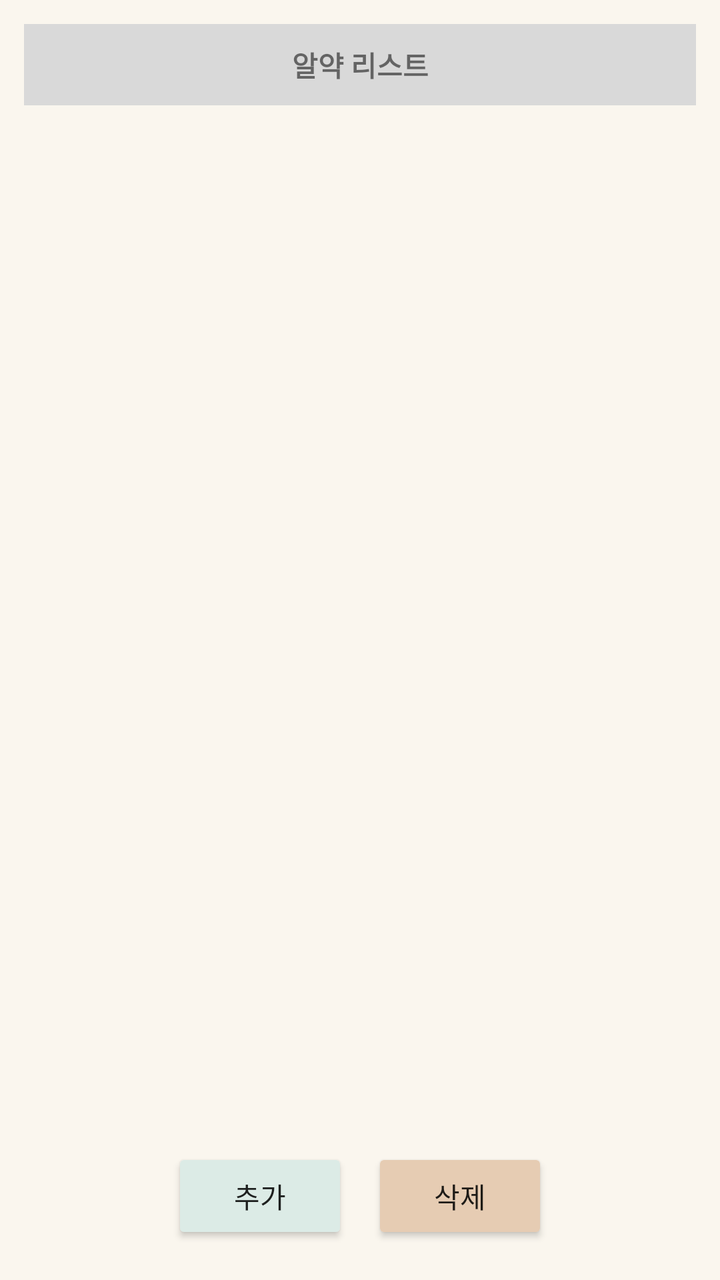
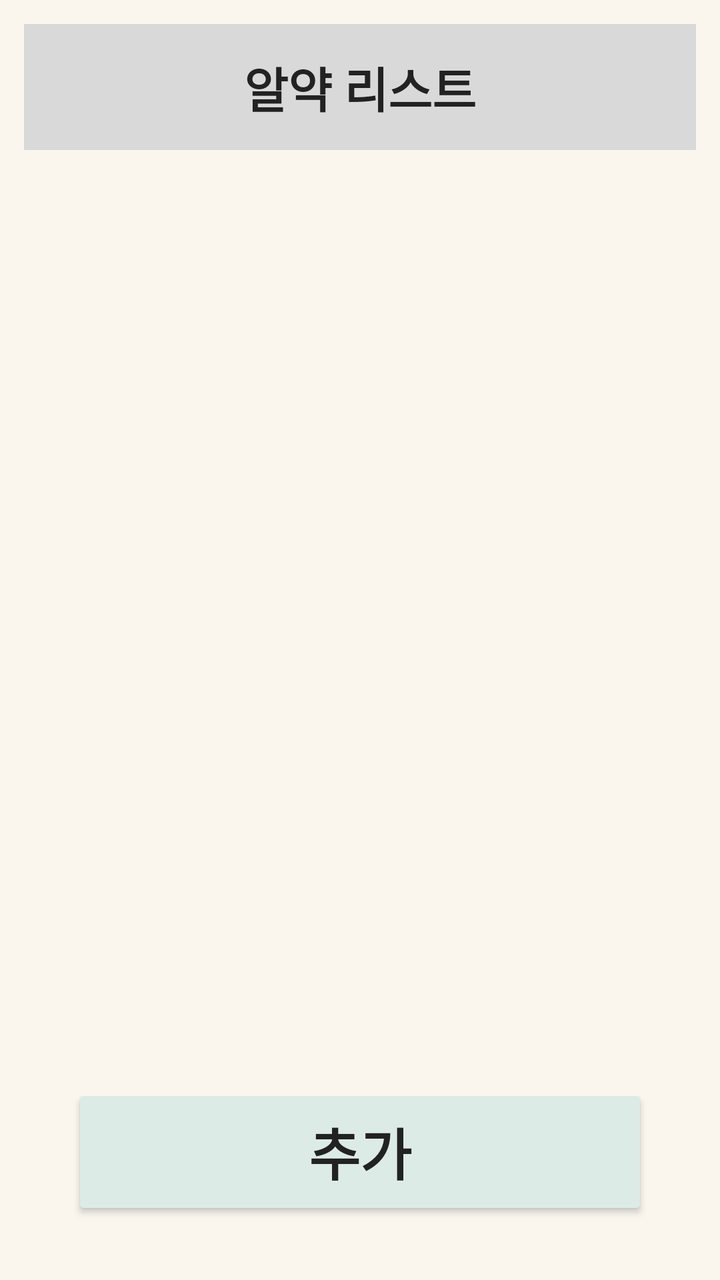

Before-and-after screenshots of an Android layout around one commit, followed by the original layout XML and the change that was made.
<!-- AndroidManifest.xml: application theme Theme.Medicell -->
<!-- res/layout/activity_pill_list.xml -->
<?xml version="1.0" encoding="utf-8"?>
<LinearLayout xmlns:android="http://schemas.android.com/apk/res/android"
    android:orientation="vertical" android:padding="12dp"
    android:background="#FAF6EE" android:layout_width="match_parent" android:layout_height="match_parent">

    <TextView
        android:text="알약 리스트" android:textStyle="bold" android:gravity="center"
        android:background="#D9D9D9" android:padding="10dp"
        android:layout_width="match_parent" android:layout_height="wrap_content"/>

    <androidx.recyclerview.widget.RecyclerView
        android:id="@+id/recycler"
        android:layout_marginTop="10dp"
        android:layout_width="match_parent" android:layout_height="wrap_content"
        android:layout_weight="1"/>

    <LinearLayout
        android:orientation="horizontal" android:gravity="center"
        android:layout_width="match_parent" android:layout_height="wrap_content">
        <Button
            android:id="@+id/btnAdd" android:text="추가"
            android:layout_height="wrap_content" android:layout_width="wrap_content"
            android:layout_margin="6dp" android:backgroundTint="#DCEBE6"/>
        <Button
            android:id="@+id/btnDelete" android:text="삭제"
            android:layout_height="wrap_content" android:layout_width="wrap_content"
            android:layout_margin="6dp" android:backgroundTint="#E6CCB3"/>
    </LinearLayout>
</LinearLayout>
<!-- resources referenced by this layout -->
<resources>
  <style name="Theme.Medicell" parent="Theme.AppCompat.DayNight.NoActionBar">
          <item name="colorPrimary">@color/purple_500</item>
          <item name="colorPrimaryDark">@color/purple_700</item>
          <item name="colorAccent">@color/teal_200</item>
      </style>
  <color name="purple_500">#FF6200EE</color>
  <color name="purple_700">#FF3700B3</color>
  <color name="teal_200">#FF03DAC5</color>
</resources>

<!-- the commit's change to res/layout/activity_pill_list.xml (unified diff, before → after) -->
@@ -1,29 +1,46 @@
 <?xml version="1.0" encoding="utf-8"?>
 <LinearLayout xmlns:android="http://schemas.android.com/apk/res/android"
-    android:orientation="vertical" android:padding="12dp"
-    android:background="#FAF6EE" android:layout_width="match_parent" android:layout_height="match_parent">
+    android:orientation="vertical"
+    android:padding="12dp"
+    android:background="#FAF6EE"
+    android:layout_width="match_parent"
+    android:layout_height="match_parent">
 
     <TextView
-        android:text="알약 리스트" android:textStyle="bold" android:gravity="center"
-        android:background="#D9D9D9" android:padding="10dp"
-        android:layout_width="match_parent" android:layout_height="wrap_content"/>
+        android:layout_width="match_parent"
+        android:layout_height="wrap_content"
+        android:text="@string/pill_list_title"
+        android:textStyle="bold"
+        android:textSize="24sp"
+        android:textColor="#222222"
+        android:gravity="center"
+        android:background="#D9D9D9"
+        android:padding="14dp" />
 
     <androidx.recyclerview.widget.RecyclerView
         android:id="@+id/recycler"
         android:layout_marginTop="10dp"
-        android:layout_width="match_parent" android:layout_height="wrap_content"
-        android:layout_weight="1"/>
+        android:layout_width="match_parent"
+        android:layout_height="0dp"
+        android:layout_weight="1" />
 
     <LinearLayout
-        android:orientation="horizontal" android:gravity="center"
-        android:layout_width="match_parent" android:layout_height="wrap_content">
+        android:orientation="horizontal"
+        android:gravity="center"
+        android:layout_width="match_parent"
+        android:layout_height="wrap_content">
+
         <Button
-            android:id="@+id/btnAdd" android:text="추가"
-            android:layout_height="wrap_content" android:layout_width="wrap_content"
-            android:layout_margin="6dp" android:backgroundTint="#DCEBE6"/>
-        <Button
-            android:id="@+id/btnDelete" android:text="삭제"
-            android:layout_height="wrap_content" android:layout_width="wrap_content"
-            android:layout_margin="6dp" android:backgroundTint="#E6CCB3"/>
+            android:id="@+id/btnAdd"
+            android:layout_width="match_parent"
+            android:layout_height="68dp"
+            android:layout_marginStart="24dp"
+            android:layout_marginEnd="24dp"
+            android:layout_marginBottom="12dp"
+            android:backgroundTint="#DCEBE6"
+            android:text="@string/add"
+            android:textSize="28sp"
+            android:textStyle="bold"
+            android:textColor="#222222" />
     </LinearLayout>
 </LinearLayout>
<!-- resource entries referenced after the edit -->
@@ -1,5 +1,7 @@
 <!-- resources referenced by this layout -->
 <resources>
+  <string name="add">추가</string>
+  <string name="pill_list_title">알약 리스트</string>
   <style name="Theme.Medicell" parent="Theme.AppCompat.DayNight.NoActionBar">
           <item name="colorPrimary">@color/purple_500</item>
           <item name="colorPrimaryDark">@color/purple_700</item>
